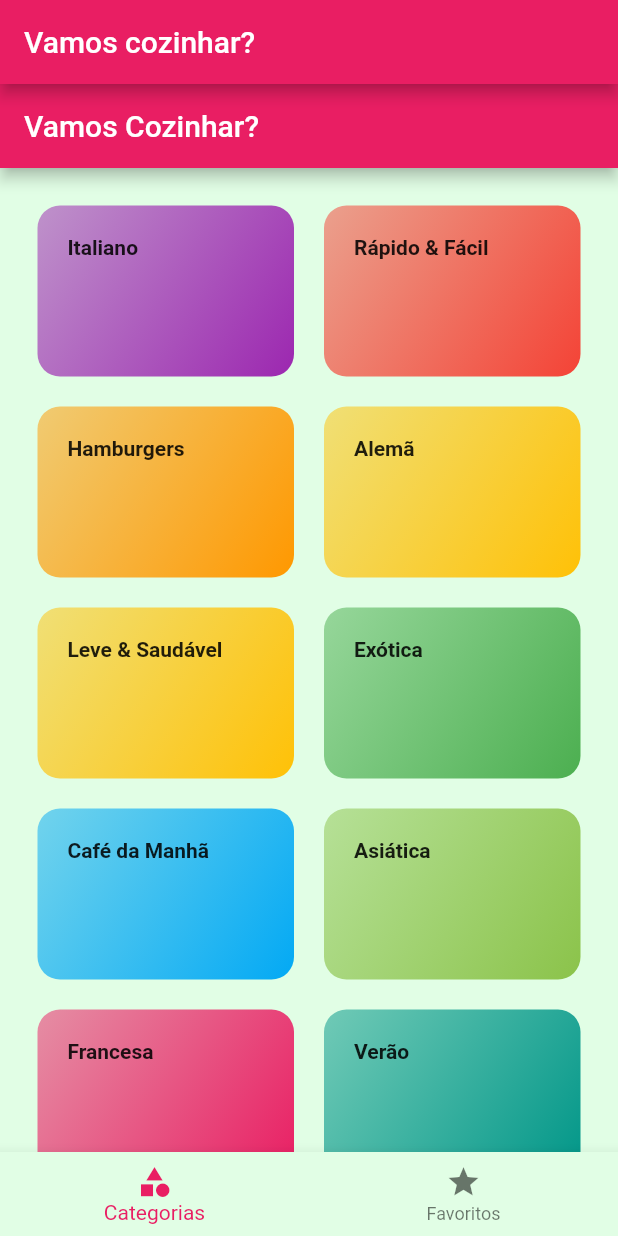
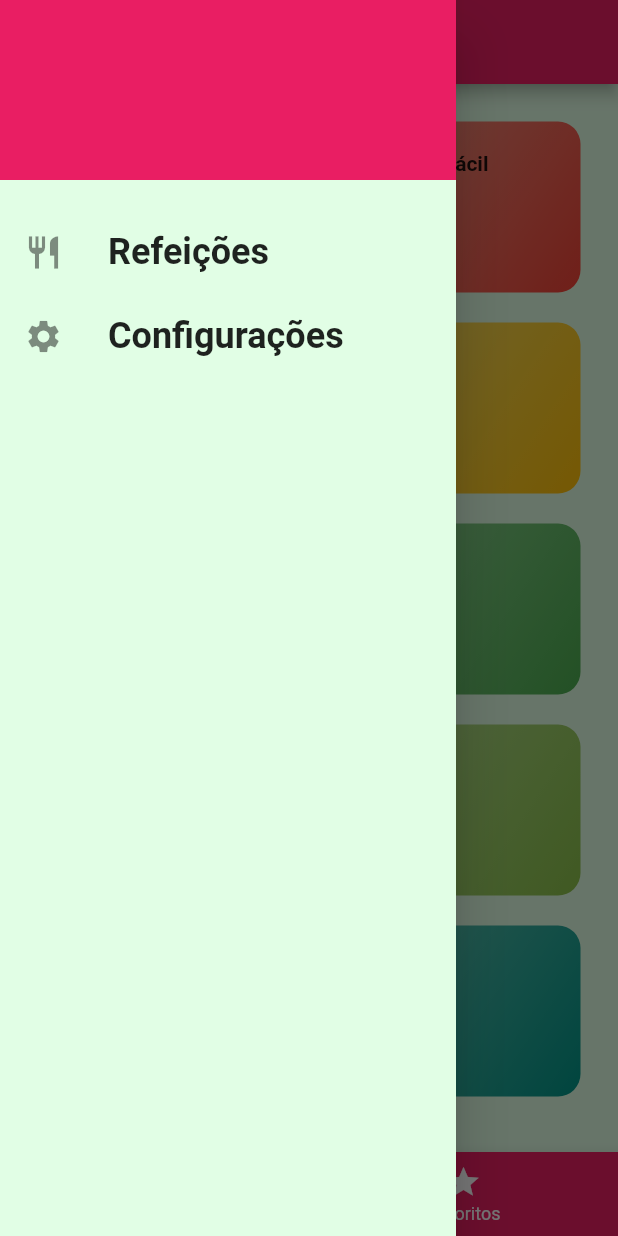
Before and after one commit to Br3n0L/receitasapp, a Flutter app: the screen it shows after launch, with the side drawer open (before the commit the screen has no drawer), on a phone screen of 412 x 824 dp. Run offline on Flutter 3.47's test engine with Material 2 defaults, Android fonts, the phone set to English and light mode, and no system bars; Roboto replaces fonts that are missing (RobotoCondensed).

Commit message:
várias adições

```diff
--- /dev/null
+++ b/lib/components/main_drawer.dart
@@ -0,0 +1,61 @@
+import 'package:flutter/material.dart';
+import '../utilis/app_routes.dart';
+
+class MainDrawer extends StatelessWidget {
+  const MainDrawer({Key? key}) : super(key: key);
+
+  Widget _createItem(IconData icon, String label, Function() onTap) {
+    return ListTile(
+      leading: Icon(
+        icon,
+        size: 26,
+      ),
+      title: Text(
+        label,
+        style: const TextStyle(
+          fontFamily: 'RobotoCondensed',
+          fontSize: 24,
+          fontWeight: FontWeight.bold,
+        ),
+      ),
+      onTap: onTap,
+    );
+  }
+
+  @override
+  Widget build(BuildContext context) {
+    return Drawer(
+      child: Column(
+        children: [
+          Container(
+            height: 120,
+            width: double.infinity,
+            padding: const EdgeInsets.all(20),
+            color: Theme.of(context).colorScheme.secondary,
+            alignment: Alignment.bottomRight,
+            child: Text(
+              'Vamos Cozinhar?',
+              style: TextStyle(
+                fontWeight: FontWeight.w900,
+                fontSize: 30,
+                color: Theme.of(context).colorScheme.primary,
+              ),
+            ),
+          ),
+          const SizedBox(height: 20),
+          _createItem(
+            Icons.restaurant,
+            'Refeições',
+            () => Navigator.of(context).pushReplacementNamed(AppRoutes.home),
+          ),
+          _createItem(
+            Icons.settings,
+            'Configurações',
+            () =>
+                Navigator.of(context).pushReplacementNamed(AppRoutes.settings),
+          ),
+        ],
+      ),
+    );
+  }
+}
--- a/lib/components/meal_items.dart
+++ b/lib/components/meal_items.dart
@@ -8,7 +8,7 @@
   final Meal meal;
   const MealItem({super.key, required this.meal});
   void _selecMeal(BuildContext context) {
-    Navigator.of(context).pushNamed(AppRoutes.MEAL_DETAIL, arguments: meal);
+    Navigator.of(context).pushNamed(AppRoutes.mealDetail, arguments: meal);
   }
 
   @override
--- a/lib/main.dart
+++ b/lib/main.dart
@@ -2,6 +2,7 @@
 import 'package:curso_cooder_exe_aulas/screens/categories_meals_screnn.dart';
 import 'package:curso_cooder_exe_aulas/screens/categories_screen.dart';
 import 'package:curso_cooder_exe_aulas/screens/meal_detail_screen.dart';
+import 'package:curso_cooder_exe_aulas/screens/settings_screens.dart';
 import 'package:curso_cooder_exe_aulas/utilis/app_routes.dart';
 import 'package:flutter/material.dart';
 
@@ -29,8 +30,10 @@
         ),
         initialRoute: '/',
         routes: {
-          AppRoutes.HOME: (context) => const TabScreens(),
-          AppRoutes.MEAL_DETAIL: (context) => const MealDetailScreen(),
+          AppRoutes.home: (context) => const TabsScreen(),
+          AppRoutes.mealDetail: (context) => const MealDetailScreen(),
+          AppRoutes.settings: (context) => const SettingScreens(),
+
           // AppRoutes.CATEGORIES_MEALS: (context)=> const CategoriesMealsScreen(category: category), Entender essa questão do category required.
         });
   }
--- a/lib/screens/categories_screen.dart
+++ b/lib/screens/categories_screen.dart
@@ -7,11 +7,8 @@
 
   @override
   Widget build(BuildContext context) {
-    return Scaffold(
-      appBar: AppBar(
-        title: const Text('Vamos Cozinhar?'),
-      ),
-      body: GridView(
+    return SizedBox(
+      child: GridView(
         padding: const EdgeInsets.all(25),
         gridDelegate: const SliverGridDelegateWithMaxCrossAxisExtent(
           maxCrossAxisExtent: 200,
--- a/lib/screens/meal_detail_screen.dart
+++ b/lib/screens/meal_detail_screen.dart
@@ -64,7 +64,7 @@
                 },
               ),
             ),
-            _createSectionTitle(context, 'Passos'),
+            _createSectionTitle(context, 'Passos a Passo'),
             _createSectionContainer(ListView.builder(
               itemCount: meal.steps.length,
               itemBuilder: (ctx, index) {
@@ -88,6 +88,10 @@
           ],
         ),
       ),
+      floatingActionButton: FloatingActionButton(
+        onPressed: () => Navigator.of(context).pop(meal.title),
+        child: const Icon(Icons.favorite),
+      ),
     );
   }
 }
--- /dev/null
+++ b/lib/screens/settings_screens.dart
@@ -0,0 +1,19 @@
+import 'package:curso_cooder_exe_aulas/components/main_drawer.dart';
+import 'package:flutter/material.dart';
+
+class SettingScreens extends StatelessWidget {
+  const SettingScreens({super.key});
+
+  @override
+  Widget build(BuildContext context) {
+    return Scaffold(
+      appBar: AppBar(
+        title: const Text('Configurações'),
+      ),
+      drawer: const MainDrawer(),
+      body: const Center(
+        child: Text('Configurações'),
+      ),
+    );
+  }
+}
--- a/lib/screens/tabs_screens.dart
+++ b/lib/screens/tabs_screens.dart
@@ -1,25 +1,47 @@
-import 'package:curso_cooder_exe_aulas/screens/categories_screen.dart';
-import 'package:curso_cooder_exe_aulas/screens/favorites_foods.dart';
+import 'package:curso_cooder_exe_aulas/components/main_drawer.dart';
 import 'package:flutter/material.dart';
+import 'categories_screen.dart';
 
-class TabScreens extends StatelessWidget {
-  const TabScreens({super.key});
+import 'favorites_foods.dart';
+
+class TabsScreen extends StatefulWidget {
+  const TabsScreen({Key? key}) : super(key: key);
+
+  @override
+  State<TabsScreen> createState() => _TabsScreenState();
+}
+
+class _TabsScreenState extends State<TabsScreen> {
+  int _selectedScreenIndex = 0;
+
+  final List<Map<String, Object>> _screens = [
+    {'title': 'Lista de Categorias', 'screen': const CategoriesScreen()},
+    {'title': 'Meus Favoritos', 'screen': const FavoriteFoods()},
+  ];
+
+  _selectScreen(int index) {
+    setState(() {
+      _selectedScreenIndex = index;
+    });
+  }
 
   @override
   Widget build(BuildContext context) {
-    return DefaultTabController(
-      length: 2,
-      child: Scaffold(
-        appBar: AppBar(
-          title: const Text('Vamos cozinhar?'),
+    return Scaffold(
+      appBar: AppBar(
+        title: Text(
+          _screens[_selectedScreenIndex]['title'] as String,
         ),
-        body: const TabBarView(
-          children: [
-            CategoriesScreen(),
-            FavoriteFoods(),
-          ],
-        ),
-        bottomNavigationBar: BottomNavigationBar(items: const [
+      ),
+      drawer: const MainDrawer(),
+      body: _screens[_selectedScreenIndex]['screen'] as Widget,
+      bottomNavigationBar: BottomNavigationBar(
+        onTap: _selectScreen,
+        backgroundColor: Theme.of(context).colorScheme.primary,
+        unselectedItemColor: Colors.white,
+        selectedItemColor: Colors.amber,
+        currentIndex: _selectedScreenIndex,
+        items: const [
           BottomNavigationBarItem(
             icon: Icon(Icons.category),
             label: 'Categorias',
@@ -28,7 +50,7 @@
             icon: Icon(Icons.star),
             label: 'Favoritos',
           ),
-        ]),
+        ],
       ),
     );
   }
--- a/lib/utilis/app_routes.dart
+++ b/lib/utilis/app_routes.dart
@@ -1,5 +1,6 @@
 class AppRoutes {
-  static const HOME = '/';
-  static const CATEGORIES_MEALS = '/categories-meals';
-  static const MEAL_DETAIL = '/MealDetailScreen';
+  static const home = '/';
+  static const categoriesMeals = '/categories-meals';
+  static const mealDetail = '/MealDetailScreen';
+  static const settings = '/Settings';
 }
```
